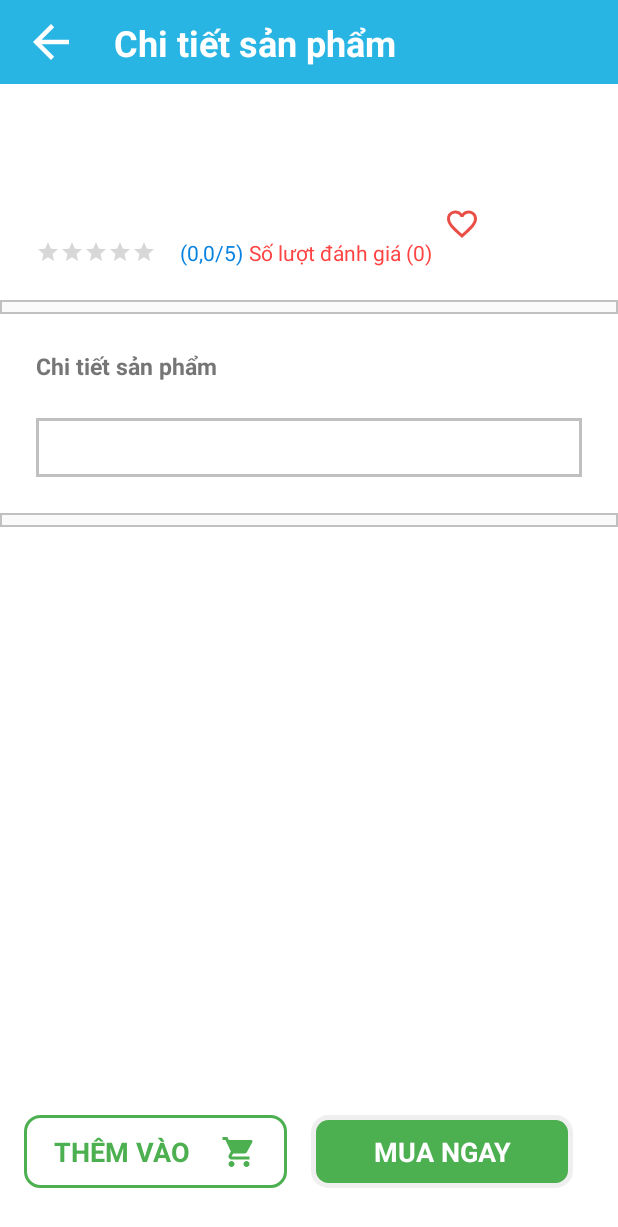
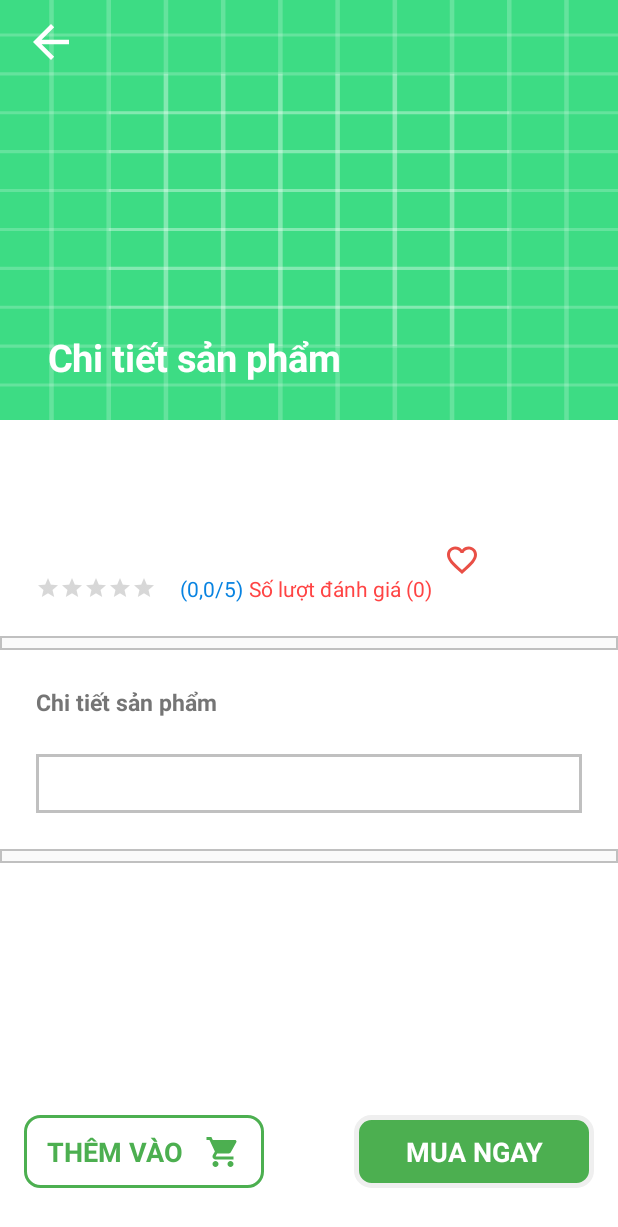
Before and after one commit to bacongau/Ngay_8_4_2021, an Android app: the layout fragment_chi_tiet_san_pham.xml on its own in the app's theme, with its tools: preview values and no code run, on a phone screen of 412 x 824 dp. Shown: the top 1227 px of the screen. Run offline under Robolectric (Android 15) with nearby library versions, the phone set to English and light mode, and no system bars.

Commit message:
Xong chi tiết sản phẩm Cần sắp xếp lại file, folder Cần thêm abstract class Cần dùng mvvm cho recyclerview

```diff
--- a/app/build.gradle
+++ b/app/build.gradle
@@ -70,4 +70,5 @@ dependencies {
 
     // circle imageview
     implementation 'de.hdodenhof:circleimageview:3.1.0'
+
 }
--- a/app/src/main/java/com/example/ngay_8_4_2021/chitietsanpham/ChiTietSanPhamFragment.java
+++ b/app/src/main/java/com/example/ngay_8_4_2021/chitietsanpham/ChiTietSanPhamFragment.java
@@ -10,6 +10,7 @@ import androidx.databinding.DataBindingUtil;
 import androidx.fragment.app.Fragment;
 import androidx.fragment.app.FragmentManager;
 
+import com.bumptech.glide.Glide;
 import com.example.ngay_8_4_2021.MainActivity;
 import com.example.ngay_8_4_2021.R;
 import com.example.ngay_8_4_2021.databinding.FragmentChiTietSanPhamBinding;
@@ -45,7 +46,12 @@ public class ChiTietSanPhamFragment extends Fragment {
         // lay ra response sau khi call api
         chiTietSanPhamViewModel.getResponseChiTietSanPhamMutableLiveData()
                 .observe(mainActivity,responseChiTietSanPham -> {
-
+                    Glide
+                            .with(mainActivity)
+                            .load(responseChiTietSanPham.getData().getLogoUrl())
+                            .centerCrop()
+                            .placeholder(R.drawable.ic_launcher_background)
+                            .into(chiTietSanPhamBinding.logoUrl);
                 });
 
         // lay ra throwable
@@ -53,6 +59,15 @@ public class ChiTietSanPhamFragment extends Fragment {
                 .observe(mainActivity,throwable -> {
                     Log.d("zzzzzz", "throwable:  " + throwable.getLocalizedMessage());
                 });
+
+        // back ve man hinh danh sach san pham
+        chiTietSanPhamBinding.backToListProduct.setOnClickListener(v -> {
+            fragmentManager.beginTransaction()
+                    .setCustomAnimations(R.anim.enter_from_right, R.anim.exit_to_left, R.anim.enter_from_left, R.anim.exit_to_right)
+                    .replace(R.id.fragment_container, mainActivity.homeFragment)
+                    .addToBackStack(null)
+                    .commit();
+        });
 
 
         return view;
--- a/app/src/main/java/com/example/ngay_8_4_2021/chitietsanpham/ChiTietSanPhamViewModel.java
+++ b/app/src/main/java/com/example/ngay_8_4_2021/chitietsanpham/ChiTietSanPhamViewModel.java
@@ -42,6 +42,7 @@ public class ChiTietSanPhamViewModel extends ViewModel {
         return description;
     }
 
+
     public MutableLiveData<ResponseChiTietSanPham> getResponseChiTietSanPhamMutableLiveData() {
         return responseChiTietSanPhamMutableLiveData;
     }
@@ -72,9 +73,9 @@ public class ChiTietSanPhamViewModel extends ViewModel {
 
                             name.set(chiTietSanPham.getName());
                             price.set(chiTietSanPham.getPrice());
-                            if (chiTietSanPham.getDescription() != null){
+                            if (chiTietSanPham.getDescription() != null) {
                                 description.set(String.valueOf(Html.fromHtml(chiTietSanPham.getDescription())));
-                            }else {
+                            } else {
                                 description.set(chiTietSanPham.getDescription());
                             }
                         },
--- a/app/src/main/res/layout/fragment_chi_tiet_san_pham.xml
+++ b/app/src/main/res/layout/fragment_chi_tiet_san_pham.xml
@@ -4,60 +4,67 @@
     xmlns:tools="http://schemas.android.com/tools">
 
     <data>
+
         <variable
             name="ChiTietSanPhamViewModel"
             type="com.example.ngay_8_4_2021.chitietsanpham.ChiTietSanPhamViewModel" />
     </data>
 
-    <androidx.constraintlayout.widget.ConstraintLayout
+    <androidx.coordinatorlayout.widget.CoordinatorLayout
         android:layout_width="match_parent"
         android:layout_height="match_parent"
         android:background="#fff"
         tools:context=".chitietsanpham.ChiTietSanPhamFragment">
 
 
-        <androidx.constraintlayout.widget.ConstraintLayout
-            android:id="@+id/toolbarchitietsanpham"
+        <com.google.android.material.appbar.AppBarLayout
+            android:id="@+id/appbar"
             android:layout_width="match_parent"
-            android:layout_height="?attr/actionBarSize"
-            android:background="#29B5E3"
-            app:layout_constraintEnd_toEndOf="parent"
-            app:layout_constraintStart_toStartOf="parent"
-            app:layout_constraintTop_toTopOf="parent">
+            android:layout_height="280dp"
+            android:fitsSystemWindows="true"
+            android:theme="@style/Theme.Ngay_8_4_2021">
 
-            <ImageView
-                android:id="@+id/imageView2"
-                android:layout_width="wrap_content"
-                android:layout_height="wrap_content"
-                android:layout_marginStart="16dp"
-                android:layout_marginTop="16dp"
-                android:layout_marginBottom="16dp"
-                app:layout_constraintBottom_toBottomOf="parent"
-                app:layout_constraintStart_toStartOf="parent"
-                app:layout_constraintTop_toTopOf="parent"
-                app:srcCompat="@drawable/ic_back" />
+            <com.google.android.material.appbar.CollapsingToolbarLayout
+                android:id="@+id/collapsing_toolbar"
+                android:layout_width="match_parent"
+                android:layout_height="match_parent"
+                android:fitsSystemWindows="true"
+                app:title="Chi tiết sản phẩm"
+                android:background="#29B5E3"
+                app:collapsedTitleTextAppearance="@style/ahihi"
+                app:expandedTitleTextAppearance="@style/ahihi"
+                app:contentScrim="#29B5E3"
+                app:layout_scrollFlags="scroll|snap|exitUntilCollapsed">
 
-            <TextView
-                android:id="@+id/textView"
-                android:layout_width="wrap_content"
-                android:layout_height="wrap_content"
-                android:layout_marginStart="24dp"
-                android:text="Chi tiết sản phẩm"
-                android:textColor="@color/white"
-                android:textSize="24dp"
-                android:textStyle="bold"
-                app:layout_constraintBottom_toBottomOf="@+id/imageView2"
-                app:layout_constraintStart_toEndOf="@+id/imageView2"
-                app:layout_constraintTop_toTopOf="@+id/imageView2" />
-        </androidx.constraintlayout.widget.ConstraintLayout>
+                <ImageView
+                    android:id="@+id/logoUrl"
+                    android:layout_width="match_parent"
+                    android:layout_height="match_parent"
+                    android:layout_gravity="center"
+                    android:scaleType="fitXY"
+                    android:src="@drawable/ic_launcher_background"
+                    app:layout_collapseMode="parallax" />
 
-        <ScrollView
+                <androidx.appcompat.widget.Toolbar
+                    android:id="@+id/toolbar"
+                    android:layout_width="match_parent"
+                    android:layout_height="?attr/actionBarSize"
+                    app:layout_collapseMode="pin">
+
+                    <ImageView
+                        android:id="@+id/backToListProduct"
+                        android:layout_width="wrap_content"
+                        android:layout_height="wrap_content"
+                        app:srcCompat="@drawable/ic_back" />
+                </androidx.appcompat.widget.Toolbar>
+
+            </com.google.android.material.appbar.CollapsingToolbarLayout>
+        </com.google.android.material.appbar.AppBarLayout>
+
+        <androidx.core.widget.NestedScrollView
             android:layout_width="match_parent"
-            android:layout_height="0dp"
-            app:layout_constraintBottom_toBottomOf="parent"
-            app:layout_constraintEnd_toEndOf="parent"
-            app:layout_constraintStart_toStartOf="parent"
-            app:layout_constraintTop_toBottomOf="@+id/toolbarchitietsanpham">
+            android:layout_height="match_parent"
+            app:layout_behavior="com.google.android.material.appbar.AppBarLayout$ScrollingViewBehavior">
 
             <androidx.constraintlayout.widget.ConstraintLayout
                 android:layout_width="match_parent"
@@ -83,18 +90,18 @@
                     android:layout_height="wrap_content"
                     android:layout_marginTop="16dp"
                     android:text="@{ChiTietSanPhamViewModel.price}"
+                    android:textColor="#FF4444"
                     android:textSize="17dp"
                     android:textStyle="bold"
-                    android:textColor="#FF4444"
                     app:layout_constraintStart_toStartOf="@+id/textView2"
                     app:layout_constraintTop_toBottomOf="@+id/textView2" />
 
                 <RatingBar
                     android:id="@+id/ratingBar"
+                    style="@style/Base.Widget.AppCompat.RatingBar.Small"
                     android:layout_width="wrap_content"
                     android:layout_height="wrap_content"
                     android:layout_marginTop="16dp"
-                    style="@style/Base.Widget.AppCompat.RatingBar.Small"
                     app:layout_constraintStart_toStartOf="@+id/textView8"
                     app:layout_constraintTop_toBottomOf="@+id/textView8" />
 
@@ -146,9 +153,9 @@
                     android:layout_marginStart="24dp"
                     android:layout_marginTop="24dp"
                     android:text="Chi tiết sản phẩm"
+                    android:textColor="#757575"
                     android:textSize="15dp"
                     android:textStyle="bold"
-                    android:textColor="#757575"
                     app:layout_constraintStart_toStartOf="parent"
                     app:layout_constraintTop_toBottomOf="@+id/view" />
 
@@ -160,8 +167,8 @@
                     android:layout_marginTop="24dp"
                     android:layout_marginEnd="24dp"
                     android:layout_marginBottom="24dp"
+                    android:background="@drawable/custom_textview_chitietsanpham"
                     android:text="@{ChiTietSanPhamViewModel.description}"
-                    android:background="@drawable/custom_textview_chitietsanpham"
                     app:layout_constraintBottom_toTopOf="@+id/view2"
                     app:layout_constraintEnd_toEndOf="parent"
                     app:layout_constraintHorizontal_bias="0.0"
@@ -181,19 +188,16 @@
 
             </androidx.constraintlayout.widget.ConstraintLayout>
 
-        </ScrollView>
+        </androidx.core.widget.NestedScrollView>
 
         <androidx.constraintlayout.widget.ConstraintLayout
             android:id="@+id/constraintLayout2"
-            android:layout_width="0dp"
+            android:layout_width="160dp"
             android:layout_height="wrap_content"
             android:layout_marginStart="16dp"
-            android:layout_marginEnd="8dp"
             android:layout_marginBottom="32dp"
             android:background="@drawable/custom_button_themvao"
-            app:layout_constraintBottom_toBottomOf="parent"
-            app:layout_constraintEnd_toStartOf="@+id/constraintLayout"
-            app:layout_constraintStart_toStartOf="parent">
+            android:layout_gravity="bottom">
 
             <TextView
                 android:id="@+id/textView7"
@@ -223,15 +227,12 @@
 
         <androidx.constraintlayout.widget.ConstraintLayout
             android:id="@+id/constraintLayout"
-            android:layout_width="0dp"
+            android:layout_width="160dp"
             android:layout_height="wrap_content"
-            android:layout_marginStart="8dp"
-            android:layout_marginEnd="30dp"
+            android:layout_marginEnd="16dp"
             android:layout_marginBottom="32dp"
             android:background="@drawable/custom_button_muangay"
-            app:layout_constraintBottom_toBottomOf="parent"
-            app:layout_constraintEnd_toEndOf="parent"
-            app:layout_constraintStart_toEndOf="@+id/constraintLayout2">
+            android:layout_gravity="bottom|right">
 
             <TextView
                 android:id="@+id/textView6"
@@ -251,5 +252,5 @@
         </androidx.constraintlayout.widget.ConstraintLayout>
 
 
-    </androidx.constraintlayout.widget.ConstraintLayout>
+    </androidx.coordinatorlayout.widget.CoordinatorLayout>
 </layout>
--- a/app/src/main/res/values/colors.xml
+++ b/app/src/main/res/values/colors.xml
@@ -8,4 +8,5 @@
     <color name="black">#FF000000</color>
     <color name="white">#FFFFFFFF</color>
     <color name="red_favorite">#E94F46</color>
+    <color name="color_toolbar">#29B5E3</color>
 </resources>
--- a/app/src/main/res/values/themes.xml
+++ b/app/src/main/res/values/themes.xml
@@ -13,4 +13,11 @@
         <item name="android:statusBarColor" tools:targetApi="l">?attr/colorPrimaryVariant</item>
         <!-- Customize your theme here. -->
     </style>
+
+    <style name="ahihi" parent="Theme.AppCompat.DayNight.NoActionBar">
+        <item name="android:text">Chi tiết sản phẩm</item>
+        <item name="android:textStyle">bold</item>
+        <item name="android:textColor">@color/white</item>
+        <item name="android:textSize">25dp</item>
+    </style>
 </resources>
```
